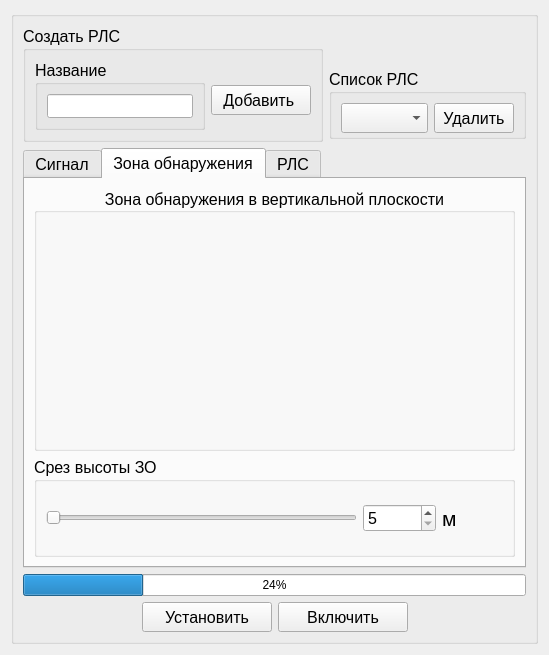
Old version of the form src/Application/GUI/UI/optrlswindow.ui in the repository Nisitka/air-trail-generator.
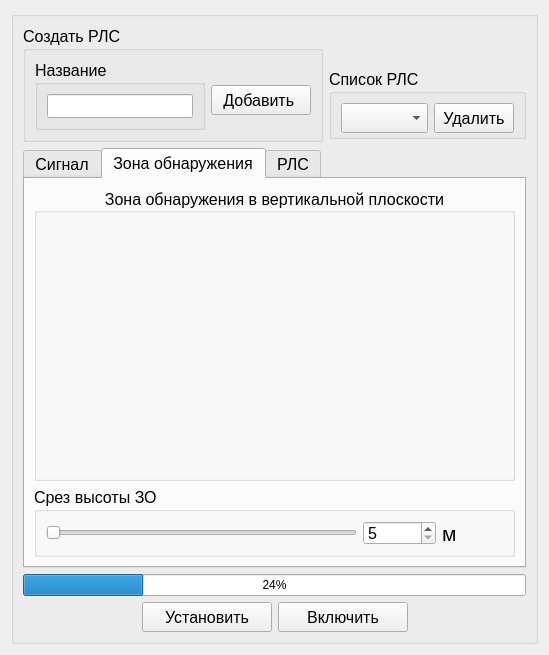
New version of the form. The open tabs and pages were chosen to show the change.

What changed in the file:
```diff
--- a/src/Application/GUI/UI/optrlswindow.ui
+++ b/src/Application/GUI/UI/optrlswindow.ui
@@ -558,7 +558,7 @@
             <property name="maximumSize">
              <size>
               <width>16777215</width>
-              <height>100</height>
+              <height>70</height>
              </size>
             </property>
             <property name="font">
@@ -574,6 +574,12 @@
               <layout class="QHBoxLayout" name="horizontalLayout_13">
                <item>
                 <widget class="QSlider" name="hZDSlider">
+                 <property name="maximumSize">
+                  <size>
+                   <width>16777215</width>
+                   <height>25</height>
+                  </size>
+                 </property>
                  <property name="orientation">
                   <enum>Qt::Horizontal</enum>
                  </property>
@@ -581,6 +587,12 @@
                </item>
                <item>
                 <widget class="QSpinBox" name="hZDspinBox">
+                 <property name="maximumSize">
+                  <size>
+                   <width>16777215</width>
+                   <height>25</height>
+                  </size>
+                 </property>
                  <property name="minimum">
                   <number>5</number>
                  </property>
@@ -591,6 +603,12 @@
                </item>
                <item>
                 <widget class="QLabel" name="mLabel_4">
+                 <property name="maximumSize">
+                  <size>
+                   <width>16777215</width>
+                   <height>25</height>
+                  </size>
+                 </property>
                  <property name="font">
                   <font>
                    <pointsize>16</pointsize>
```
Left out of the diff: 2 changed lines with no effect on the pictures.
